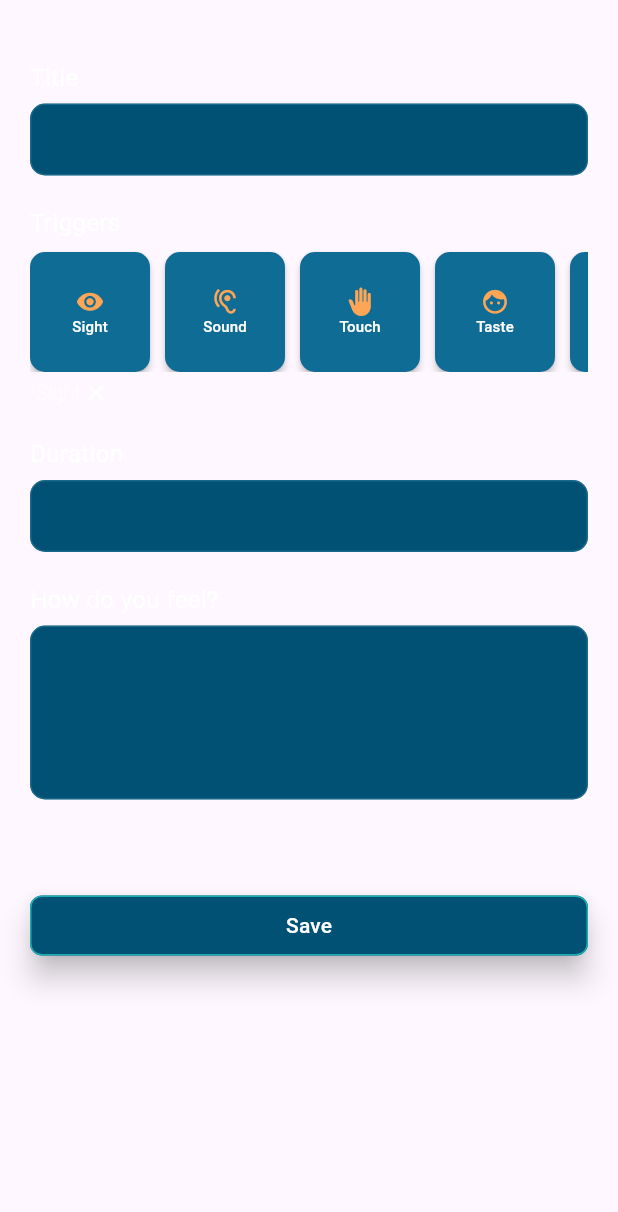
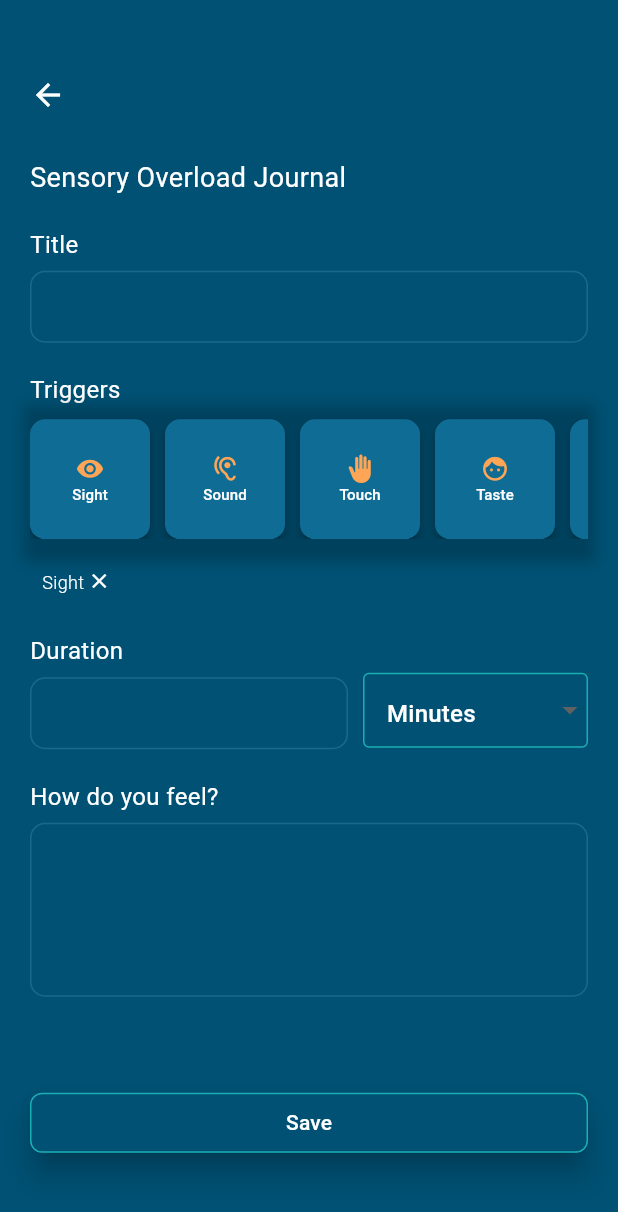
Before and after one commit to jraemakers/industry-project-krom2, a Flutter app: the MyForm screen opened directly, after a tap on "Sight", on a phone screen of 412 x 824 dp. Shown: the top 1212 px of the screen. Run offline on Flutter 3.47's test engine with Material 3 defaults, Android fonts, the phone set to English and light mode, and no system bars; our stand-ins replace shared_preferences; accounts and stored records are empty.

Commit message:
Updated Sensory overload  form and changed single trigger to list of triggers

```diff
--- a/escape/lib/models/SensoryOverloadDiary.dart
+++ b/escape/lib/models/SensoryOverloadDiary.dart
@@ -1,14 +1,14 @@
 class SenosoryOverloadDiary {
   //TODO: add (uuid)String id;
   String title;
-  String trigger;
+  List<String> triggers;
   String date;
   int duration;
   String diaryNote;
 
   SenosoryOverloadDiary({
     required this.title,
-    required this.trigger,
+    required this.triggers,
     required this.date,
     required this.duration,
     required this.diaryNote,
@@ -17,7 +17,7 @@ class SenosoryOverloadDiary {
   factory SenosoryOverloadDiary.fromJson(Map<String, dynamic> json) {
     return SenosoryOverloadDiary(
       title: json['title'],
-      trigger: json['trigger'],
+      triggers: List<String>.from(json['triggers']),
       date: json['date'],
       duration: json['duration'],
       diaryNote: json['diaryNote'],
@@ -27,7 +27,7 @@ class SenosoryOverloadDiary {
   Map<String, dynamic> toJson() {
     return {
       'title': title,
-      'trigger': trigger,
+      'triggers': triggers,
       'date': date,
       'duration': duration,
       'diaryNote': diaryNote,
--- a/escape/lib/screens/diary_form_screen.dart
+++ b/escape/lib/screens/diary_form_screen.dart
@@ -14,7 +14,8 @@ class DiaryForm extends State<MyForm> {
   final TextEditingController _titleController = TextEditingController();
   final TextEditingController _durationController = TextEditingController();
   final TextEditingController _diaryController = TextEditingController();
-  String trigger = '';
+
+  List<String> _triggersList = [];
 
   late SharedPreferences _prefs;
   List<SenosoryOverloadDiary> _SensoryOverloadList = [];
@@ -45,7 +46,7 @@ class DiaryForm extends State<MyForm> {
   void _handleSubmit() {
     SenosoryOverloadDiary newSensoryOverload = SenosoryOverloadDiary(
       title: _titleController.text,
-      trigger: trigger,
+      triggers: _triggersList,
       date:
           '${DateTime.now().year}-${DateTime.now().month.toString().padLeft(2, '0')}-${DateTime.now().day.toString().padLeft(2, '0')}',
       duration: int.tryParse(_durationController.text) ?? 0,
@@ -61,27 +62,53 @@ class DiaryForm extends State<MyForm> {
     _saveData();
   }
 
+//FIXME: change the method name
   void _handleSightSubmit(String newTrigger) {
     setState(() {
-      trigger = newTrigger;
+      if (!_triggersList.contains(newTrigger)) {
+        _triggersList.add(newTrigger);
+      }
     });
   }
 
-  void _removeTreggerInput() {
+  void _removeTriggerInput(String triggerToRemove) {
     setState(() {
-      trigger = '';
+      _triggersList.remove(triggerToRemove);
     });
   }
 
   @override
   Widget build(BuildContext context) {
-    return SingleChildScrollView(
+    return Scaffold(
+      backgroundColor: Color(0xFF005174),
+      body: Center(
+        child: SingleChildScrollView(
           //FIXME: use form widget
           child: Padding(
             padding: EdgeInsets.all(20.0),
             child: Column(
               crossAxisAlignment: CrossAxisAlignment.start,
               children: [
+                GestureDetector(
+                  onTap: () {
+                    Navigator.pop(context);
+                  },
+                  child: Container(
+                    alignment: Alignment.centerLeft,
+                    child: Icon(
+                      Icons.arrow_back,
+                      color: Colors.white,
+                    ),
+                  ),
+                ),
+                SizedBox(
+                  height: 30,
+                ),
+
+                Text(
+                  'Sensory Overload Journal',
+                  style: TextStyle(fontSize: 18, color: Colors.white),
+                ),
                 SizedBox(height: 20),
                 DiaryInputField(
                   label: 'Title',
@@ -93,6 +120,20 @@ class DiaryForm extends State<MyForm> {
                   'Triggers',
                   style: TextStyle(fontSize: 16, color: Colors.white),
                 ),
+                Container(
+                  padding: EdgeInsets.only(bottom: 8.0),
+                  decoration: BoxDecoration(
+                    boxShadow: [
+                      BoxShadow(
+                        color: Colors.black.withOpacity(0.2),
+                        spreadRadius: 5,
+                        blurRadius: 7,
+                        offset: Offset(0, 3),
+                      ),
+                    ],
+                  ),
+                  child: Column(
+                    children: [
                       SingleChildScrollView(
                         scrollDirection: Axis.horizontal,
                         child: Row(
@@ -129,46 +170,107 @@ class DiaryForm extends State<MyForm> {
                               onPressed: () => _handleSightSubmit('Other'),
                               buttonText: 'Other',
                               textColor: Color.fromARGB(255, 242, 242, 242),
-                    buttonColor: Color.fromARGB(255, 201, 201, 201),
+                              buttonColor: Color.fromARGB(255, 127, 141, 146),
                               icon: Icons.edit,
                             ),
                           ],
                         ),
                       ),
-
-            Padding(
-              padding: const EdgeInsets.all(4.0),
-              child: Row(
-                children: [
-                  Text(
-                    trigger,
-                    style: TextStyle(
-                        fontSize: 13,
-                        color: Colors.white,
-                        fontWeight: FontWeight.w200),
-                  ),
-                  trigger.isNotEmpty
-                      ? Container(
-                          width: 20,
-                          height: 20,
-                          decoration: BoxDecoration(),
-                          child: GestureDetector(
-                              onTap: _removeTreggerInput,
-                              child: Icon(Icons.close,
-                                  size: 16, color: Colors.white)))
-                      : SizedBox(),
                     ],
                   ),
                 ),
+
+                Container(
+                  height: 40,
+                  child: ListView.builder(
+                    scrollDirection: Axis.horizontal,
+                    itemCount: _triggersList.length,
+                    itemBuilder: (context, index) {
+                      return Container(
+                        margin: EdgeInsets.symmetric(
+                            horizontal: 0.0, vertical: 8.0),
+                        padding: EdgeInsets.symmetric(
+                            horizontal: 8.0, vertical: 4.0),
+                        child: Row(
+                          mainAxisSize: MainAxisSize.min,
+                          children: [
+                            Text(
+                              _triggersList[index],
+                              style: TextStyle(
+                                fontSize: 12,
+                                color: Colors.white,
+                                fontWeight: FontWeight.w300,
+                              ),
+                            ),
+                            SizedBox(width: 2.0),
+                            GestureDetector(
+                              onTap: () {
+                                _removeTriggerInput(_triggersList[index]);
+                              },
+                              child: Icon(Icons.close,
+                                  size: 16, color: Colors.white),
+                            ),
+                          ],
+                        ),
+                      );
+                    },
+                  ),
+                ),
+
                 SizedBox(
                   height: 15,
                 ),
                 //FIXME: update this input
-            DiaryInputField(
+                Row(
+                  mainAxisAlignment: MainAxisAlignment.center,
+                  crossAxisAlignment: CrossAxisAlignment.center,
+                  children: [
+                    Expanded(
+                      child: DiaryInputField(
                         label: 'Duration',
                         controller: _durationController,
 
                         //TODO: add drop down list(minutes, hours, days, weeks)
+                      ),
+                    ),
+                    SizedBox(
+                      width: 10,
+                    ),
+                    Container(
+                      margin: EdgeInsets.only(top: 25),
+                      height: 50,
+                      width: 150,
+                      child: DropdownButtonFormField<String>(
+                        value: 'Minutes',
+                        decoration: InputDecoration(
+                          enabledBorder: OutlineInputBorder(
+                            borderSide: BorderSide(
+                                color: Color.fromRGBO(26, 174, 179, 1)),
+                          ),
+                          focusedBorder: OutlineInputBorder(
+                            borderSide: BorderSide(color: Colors.white),
+                          ),
+                        ),
+                        onChanged: (String? newValue) {
+                          //TODO:  Handle dropdown value input
+                        },
+                        dropdownColor: Color(0xFF0F6C95),
+                        items: <String>['Minutes', 'Hours', 'Days']
+                            .map<DropdownMenuItem<String>>(
+                              (String value) => DropdownMenuItem<String>(
+                                value: value,
+                                child: Text(
+                                  value,
+                                  style: TextStyle(
+                                      color:
+                                          Color.fromARGB(255, 255, 255, 255)),
+                                ),
+                              ),
+                            )
+                            .toList(),
+                      ),
+                    ),
+                  ],
                 ),
 
                 SizedBox(height: 20.0),
@@ -178,7 +280,7 @@ class DiaryForm extends State<MyForm> {
                   maxLines: 4,
                   controller: _diaryController,
                 ),
-//BUG: current date is not correct
+
                 SizedBox(height: 60.0),
 
                 Center(
@@ -192,8 +294,8 @@ class DiaryForm extends State<MyForm> {
                         shape: MaterialStateProperty.all<OutlinedBorder>(
                           RoundedRectangleBorder(
                             borderRadius: BorderRadius.all(Radius.circular(8)),
-                        side:
-                            BorderSide(color: Color.fromRGBO(26, 174, 179, 1)),
+                            side: BorderSide(
+                                color: Color.fromRGBO(26, 174, 179, 1)),
                           ),
                         ),
                       ),
@@ -208,6 +310,8 @@ class DiaryForm extends State<MyForm> {
               ],
             ),
           ),
+        ),
+      ),
     );
   }
 }
--- a/escape/lib/screens/home_screen.dart
+++ b/escape/lib/screens/home_screen.dart
@@ -1,5 +1,6 @@
 import 'package:escape/screens/diary_form_screen.dart';
 import 'package:escape/screens/diary_history_screen.dart';
+import 'package:escape/screens/home_temp.dart';
 import 'package:flutter/material.dart';
 
 class Home extends StatefulWidget {
@@ -13,7 +14,7 @@ class _HomeState extends State<Home> {
   int _selectedIndex = 0;
 
   final List<Widget> _screens = [
-    MyForm(),
+    TempHome(),
     Container(
         child: Center(
             child: Text(
```
Also changed, not shown: escape/lib/screens/diary_history_screen.dart (+9 -18 lines), escape/lib/screens/home_temp.dart (added, +63 -0 lines). Lines whose indentation alone changed are shown as unchanged.
